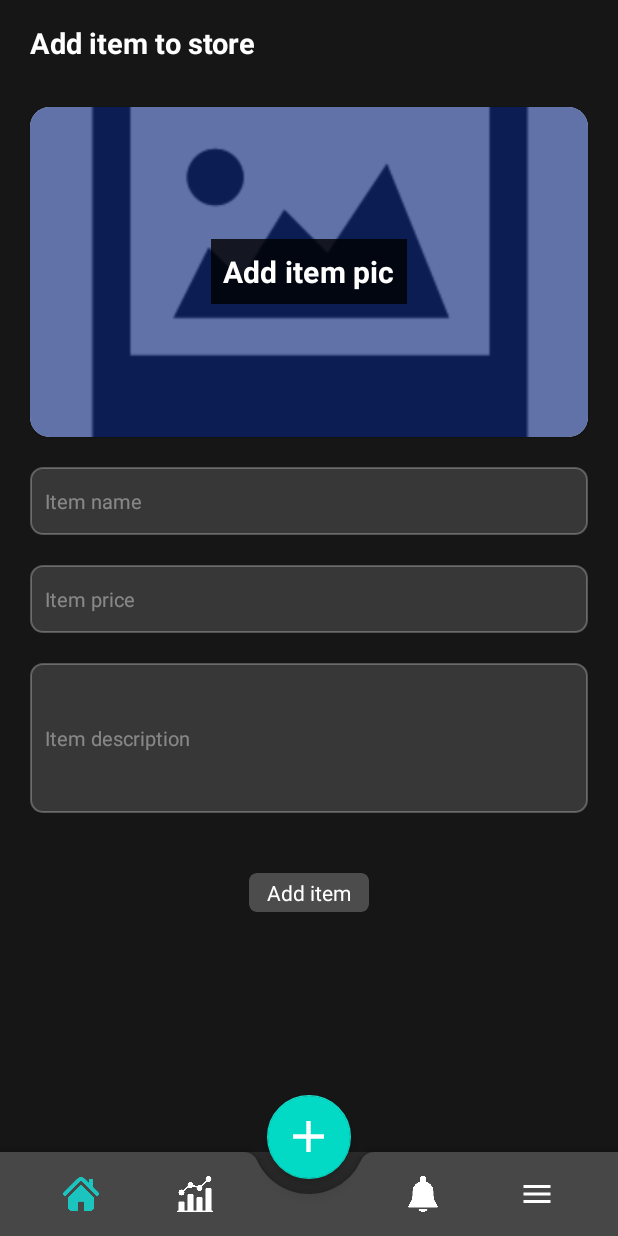
After one commit to Noah-Mn/eSpace_Ads, an Android app: the fragment AddItemToStore placed in its activity, on a phone screen of 412 x 824 dp. The commit adds this screen. Run offline under Robolectric (Android 15) with nearby library versions, the phone set to English and light mode, and no system bars; our stand-ins replace Firebase (no records; nobody signed in at launch, a user with empty details on screens opened directly); libraries missing offline, so code that uses them is left out: com.jaredrummler.materialspinner, com.mig35.carousellayoutmanager; pictures from the network do not load; 1 statement that could not run was skipped.

```diff
--- a/app/build.gradle
+++ b/app/build.gradle
@@ -82,4 +82,7 @@
 //    implementation 'com.github.MohammedAlaaMorsi:RangeSeekBar:1.0.6'
     implementation 'com.google.android.exoplayer:exoplayer-ui:2.18.0'
 
+    implementation 'com.github.bumptech.glide:glide:4.13.0'
+    annotationProcessor 'com.github.bumptech.glide:compiler:4.13.0'
+
 }
--- /dev/null
+++ b/app/src/main/java/com/example/espace_ads/fragments/AddItemToStore.java
@@ -0,0 +1,208 @@
+package com.example.espace_ads.fragments;
+
+import static android.app.Activity.RESULT_OK;
+
+import android.content.ContentResolver;
+import android.content.Intent;
+import android.net.Uri;
+import android.os.Bundle;
+import android.os.Handler;
+import android.view.LayoutInflater;
+import android.view.View;
+import android.view.ViewGroup;
+import android.webkit.MimeTypeMap;
+import android.widget.ImageView;
+import android.widget.ProgressBar;
+import android.widget.Toast;
+
+import androidx.annotation.NonNull;
+import androidx.annotation.Nullable;
+import androidx.fragment.app.Fragment;
+import androidx.fragment.app.FragmentManager;
+import androidx.fragment.app.FragmentTransaction;
+
+import com.example.espace_ads.R;
+import com.example.espace_ads.models.ItemsModel;
+import com.example.espace_ads.models.Upload;
+import com.google.android.gms.tasks.OnFailureListener;
+import com.google.android.gms.tasks.OnSuccessListener;
+import com.google.android.material.card.MaterialCardView;
+import com.google.android.material.textfield.TextInputEditText;
+import com.google.android.material.textview.MaterialTextView;
+import com.google.firebase.database.DatabaseReference;
+import com.google.firebase.database.FirebaseDatabase;
+import com.google.firebase.firestore.FirebaseFirestore;
+import com.google.firebase.storage.FirebaseStorage;
+import com.google.firebase.storage.OnProgressListener;
+import com.google.firebase.storage.StorageReference;
+import com.google.firebase.storage.StorageTask;
+import com.google.firebase.storage.UploadTask;
+
+import java.util.ArrayList;
+import java.util.HashMap;
+import java.util.Map;
+import java.util.Objects;
+
+
+public class AddItemToStore extends Fragment {
+
+    View view;
+    private MaterialTextView addItemPic;
+    private ImageView itemPic;
+    private TextInputEditText itemPrice, itemName, itemDesc;
+    private MaterialCardView addItem;
+    private int PICK_ITEM_IMAGE = 3;
+    private Uri itemImagePath;
+    private ItemsModel itemsModel;
+    ArrayList<ItemsModel> itemsModels = new ArrayList<>();
+    private FirebaseFirestore firebaseFirestore;
+    private StorageReference storageReference;
+    private DatabaseReference reference;
+    private StorageTask uploadTask;
+    private ProgressBar progressBar;
+
+    public AddItemToStore() {
+        // Required empty public constructor
+    }
+
+    @Override
+    public void onCreate(Bundle savedInstanceState) {
+        super.onCreate(savedInstanceState);
+
+    }
+
+    @Override
+    public View onCreateView(LayoutInflater inflater, ViewGroup container,
+                             Bundle savedInstanceState) {
+        // Inflate the layout for this fragment
+        view = inflater.inflate(R.layout.fragment_add_item_to_store, container, false);
+        addItemPic = view.findViewById(R.id.add_item_pic);
+        itemPic = view.findViewById(R.id.item_pic);
+        itemName = view.findViewById(R.id.editText_item_name);
+        itemPrice = view.findViewById(R.id.editText_item_price);
+        itemDesc = view.findViewById(R.id.editText_item_desc);
+        addItem = view.findViewById(R.id.add_item);
+        itemsModel = new ItemsModel();
+        progressBar = view.findViewById(R.id.content_loading_progressbar);
+        storageReference = FirebaseStorage.getInstance().getReference("Items Images");
+
+        listeners();
+
+        return view;
+    }
+
+    private void listeners() {
+        addItemPic.setOnClickListener(new View.OnClickListener() {
+            @Override
+            public void onClick(View v) {
+                chooseItemImage();
+            }
+        });
+
+        addItem.setOnClickListener(new View.OnClickListener() {
+            @Override
+            public void onClick(View v) {
+                addItem.setVisibility(View.GONE);
+                progressBar.setVisibility(View.VISIBLE);
+                setItemsToDatabase();
+
+            }
+        });
+    }
+
+    private void chooseItemImage() {
+        Intent intent = new Intent();
+        intent.setType("image/*");
+        intent.setAction(Intent.ACTION_GET_CONTENT);
+        startActivityForResult(intent, PICK_ITEM_IMAGE);
+    }
+
+    @Override
+    public void onActivityResult(int requestCode, int resultCode, @Nullable Intent data) {
+        super.onActivityResult(requestCode, resultCode, data);
+
+        if (requestCode == PICK_ITEM_IMAGE && resultCode == RESULT_OK && data != null && data.getData() != null) {
+            itemImagePath = data.getData();
+            itemPic.setImageURI(itemImagePath);
+        }
+    }
+
+    private void replaceFragments(Fragment fragment) {
+        FragmentManager fragmentManager = getFragmentManager();
+        assert fragmentManager != null;
+        FragmentTransaction fragmentTransaction = fragmentManager.beginTransaction();
+        fragmentTransaction.replace(R.id.container, fragment);
+        fragmentTransaction.addToBackStack("Home");
+        fragmentTransaction.commit();
+    }
+
+    private String getFileExtension(Uri uri) {
+        ContentResolver contentResolver = (getActivity()).getContentResolver();
+        MimeTypeMap mime = MimeTypeMap.getSingleton();
+        return mime.getExtensionFromMimeType(contentResolver.getType(uri));
+    }
+
+    private void setItemsToDatabase() {
+
+        reference = FirebaseDatabase.getInstance().getReference("Store Items");
+        if (itemImagePath != null) {
+            StorageReference fileReference = storageReference.child(System.currentTimeMillis() + "." + getFileExtension(itemImagePath));
+
+            uploadTask = fileReference.putFile(itemImagePath)
+                    .addOnSuccessListener(new OnSuccessListener<UploadTask.TaskSnapshot>() {
+                        @Override
+                        public void onSuccess(UploadTask.TaskSnapshot taskSnapshot) {
+                            Handler handler = new Handler();
+                            handler.postDelayed(new Runnable() {
+                                @Override
+                                public void run() {
+                                    progressBar.setProgress(0);
+                                    progressBar.setVisibility(View.GONE);
+                                    replaceFragments(new CreateBusinessProfile());
+                                }
+                            }, 500);
+                            Toast.makeText(getContext(), "Image Upload successful", Toast.LENGTH_LONG).show();
+                            Upload upload = new Upload(Objects.requireNonNull(itemName.getText()).toString().trim(), taskSnapshot.getStorage().getDownloadUrl().toString());
+
+                            String uploadId = reference.push().getKey();
+                            reference.child(uploadId).setValue(upload);
+                        }
+                    })
+                    .addOnFailureListener(new OnFailureListener() {
+                        @Override
+                        public void onFailure(@NonNull Exception e) {
+                            Toast.makeText(getContext(), e.getMessage(), Toast.LENGTH_SHORT).show();
+                        }
+                    })
+                    .addOnProgressListener(new OnProgressListener<UploadTask.TaskSnapshot>() {
+                        @Override
+                        public void onProgress(@NonNull UploadTask.TaskSnapshot snapshot) {
+                            double progress = (100.0 * snapshot.getBytesTransferred() / snapshot.getTotalByteCount());
+                            progressBar.setProgress((int) progress);
+                        }
+                    });
+        } else {
+            Toast.makeText(getContext(), "No file selected!", Toast.LENGTH_SHORT).show();
+        }
+
+        /** get all the required data at this point */
+
+        String itemsName = Objects.requireNonNull(itemName.getText()).toString().trim();
+        int itemsPrice = Integer.parseInt(Objects.requireNonNull(itemPrice.getText()).toString().trim());
+        String itemsDesc = Objects.requireNonNull(itemDesc.getText()).toString().trim();
+
+        firebaseFirestore = FirebaseFirestore.getInstance();
+        Map<String, Object> Item = new HashMap<>();
+
+        Item.put("Item Name", itemsName);
+        Item.put("Item Price", itemsPrice);
+        Item.put("Item Description", itemsDesc);
+
+        firebaseFirestore.collection("Store Items")
+                .add(Item)
+                .addOnSuccessListener(documentReference -> Toast.makeText(getContext(), "Data has been saved", Toast.LENGTH_SHORT).show())
+                .addOnFailureListener(e -> Toast.makeText(getContext(), "Failed to save data", Toast.LENGTH_SHORT).show());
+
+    }
+
+}
--- /dev/null
+++ b/app/src/main/res/layout/fragment_add_item_to_store.xml
@@ -0,0 +1,172 @@
+<?xml version="1.0" encoding="utf-8"?>
+<FrameLayout xmlns:android="http://schemas.android.com/apk/res/android"
+    xmlns:app="http://schemas.android.com/apk/res-auto"
+    xmlns:tools="http://schemas.android.com/tools"
+    android:layout_width="match_parent"
+    android:layout_height="match_parent"
+    android:background="#E6151414"
+    tools:context=".fragments.AddItemToStore">
+
+    <androidx.core.widget.NestedScrollView
+        android:layout_width="match_parent"
+        android:layout_height="match_parent"
+        android:paddingBottom="?attr/actionBarSize">
+
+        <androidx.constraintlayout.widget.ConstraintLayout
+            android:layout_width="match_parent"
+            android:layout_height="match_parent">
+
+            <com.google.android.material.textview.MaterialTextView
+                android:id="@+id/text_add_item"
+                android:layout_width="wrap_content"
+                android:layout_height="wrap_content"
+                android:layout_marginStart="20dp"
+                android:layout_marginTop="15dp"
+                android:layout_marginEnd="10dp"
+                android:ellipsize="end"
+                android:gravity="center"
+                android:maxLines="1"
+                android:text="Add item to store"
+                android:textColor="@color/white"
+                android:textSize="19sp"
+                android:textStyle="bold"
+                app:layout_constraintStart_toStartOf="parent"
+                app:layout_constraintTop_toTopOf="parent" />
+
+            <com.google.android.material.card.MaterialCardView
+                android:id="@+id/item_card"
+                android:layout_width="match_parent"
+                android:layout_height="220dp"
+                android:layout_marginStart="20dp"
+                android:layout_marginTop="30dp"
+                android:layout_marginEnd="20dp"
+                android:scaleType="centerCrop"
+                android:src="@drawable/grow_your_business"
+                app:cardCornerRadius="13dp"
+                app:layout_constraintTop_toBottomOf="@id/text_add_item">
+
+                <ImageView
+                    android:id="@+id/item_pic"
+                    android:layout_width="match_parent"
+                    android:layout_height="match_parent"
+                    android:scaleType="centerCrop"
+                    android:src="@drawable/no_cover_pic" />
+
+                <com.google.android.material.textview.MaterialTextView
+                    android:id="@+id/add_item_pic"
+                    android:layout_width="wrap_content"
+                    android:layout_height="wrap_content"
+                    android:text="Add item pic"
+                    android:textSize="20sp"
+                    android:textStyle="bold"
+                    android:textColor="@color/white"
+                    android:background="#CB000000"
+                    android:padding="8dp"
+                    android:layout_gravity="center"
+                    android:textAppearance="@style/TextAppearance.MaterialComponents.Headline4"/>
+
+            </com.google.android.material.card.MaterialCardView>
+
+            <com.google.android.material.textfield.TextInputEditText
+                android:id="@+id/editText_item_name"
+                android:layout_width="match_parent"
+                android:layout_height="45dp"
+                android:layout_marginStart="20dp"
+                android:layout_marginTop="20dp"
+                android:layout_marginEnd="20dp"
+                android:layout_marginBottom="2dp"
+                android:background="@drawable/text_input_backg"
+                android:editable="true"
+                android:hint="Item name"
+                android:paddingStart="10dp"
+                android:paddingEnd="10dp"
+                android:textColor="#66FFFFFF"
+                android:textColorHint="#66FFFFFF"
+                android:textSize="13sp"
+                app:layout_constraintEnd_toEndOf="parent"
+                app:layout_constraintStart_toStartOf="parent"
+                app:layout_constraintTop_toBottomOf="@id/item_card" />
+
+            <com.google.android.material.textfield.TextInputEditText
+                android:id="@+id/editText_item_price"
+                android:layout_width="match_parent"
+                android:layout_height="45dp"
+                android:layout_marginStart="20dp"
+                android:layout_marginTop="20dp"
+                android:layout_marginEnd="20dp"
+                android:layout_marginBottom="2dp"
+                android:background="@drawable/text_input_backg"
+                android:editable="true"
+                android:hint="Item price"
+                android:paddingStart="10dp"
+                android:inputType="number"
+                android:paddingEnd="10dp"
+                android:textColor="#66FFFFFF"
+                android:textColorHint="#66FFFFFF"
+                android:textSize="13sp"
+                app:layout_constraintEnd_toEndOf="parent"
+                app:layout_constraintStart_toStartOf="parent"
+                app:layout_constraintTop_toBottomOf="@id/editText_item_name" />
+
+            <com.google.android.material.textfield.TextInputEditText
+                android:id="@+id/editText_item_desc"
+                android:layout_width="match_parent"
+                android:layout_height="100dp"
+                android:layout_marginStart="20dp"
+                android:layout_marginTop="20dp"
+                android:layout_marginEnd="20dp"
+                android:layout_marginBottom="2dp"
+                android:background="@drawable/text_input_backg"
+                android:editable="true"
+                android:hint="Item description"
+                android:paddingStart="10dp"
+                android:paddingEnd="10dp"
+                android:textColor="#66FFFFFF"
+                android:textColorHint="#66FFFFFF"
+                android:textSize="13sp"
+                app:layout_constraintEnd_toEndOf="parent"
+                app:layout_constraintStart_toStartOf="parent"
+                app:layout_constraintTop_toBottomOf="@id/editText_item_price" />
+
+            <com.google.android.material.card.MaterialCardView
+                android:id="@+id/add_item"
+                android:layout_width="wrap_content"
+                android:layout_height="wrap_content"
+                android:layout_marginTop="40dp"
+                android:layout_marginBottom="20dp"
+                android:backgroundTint="#3BFFFFFF"
+                app:cardCornerRadius="5dp"
+                app:cardElevation="0dp"
+                app:layout_constraintBottom_toBottomOf="parent"
+                app:layout_constraintEnd_toEndOf="parent"
+                app:layout_constraintStart_toStartOf="parent"
+                app:layout_constraintTop_toBottomOf="@id/editText_item_desc">
+
+                <com.google.android.material.textview.MaterialTextView
+                    android:layout_width="wrap_content"
+                    android:layout_height="wrap_content"
+                    android:layout_gravity="center"
+                    android:layout_marginStart="5dp"
+                    android:layout_marginEnd="5dp"
+                    android:padding="3dp"
+                    android:text=" Add item "
+                    android:textAlignment="center"
+                    android:textColor="@color/white"
+                    android:textSize="14sp" />
+
+            </com.google.android.material.card.MaterialCardView>
+
+            <ProgressBar
+                android:id="@+id/content_loading_progressbar"
+                android:layout_width="wrap_content"
+                android:layout_height="wrap_content"
+                app:layout_constraintTop_toBottomOf="@id/editText_item_desc"
+                app:layout_constraintStart_toStartOf="parent"
+                app:layout_constraintEnd_toEndOf="parent"
+                android:layout_marginTop="20dp"
+                android:visibility="gone"/>
+
+        </androidx.constraintlayout.widget.ConstraintLayout>
+    </androidx.core.widget.NestedScrollView>
+
+</FrameLayout>
```
Also changed, not shown: app/src/main/java/com/example/espace_ads/adapters/GridAdapter.java (+33 -13 lines), app/src/main/java/com/example/espace_ads/fragments/CreateBusinessProfile.java (+135 -9 lines), app/src/main/java/com/example/espace_ads/models/ItemsModel.java (+19 -5 lines), app/src/main/res/layout/fragment_create_business_profile.xml (+47 -20 lines).
